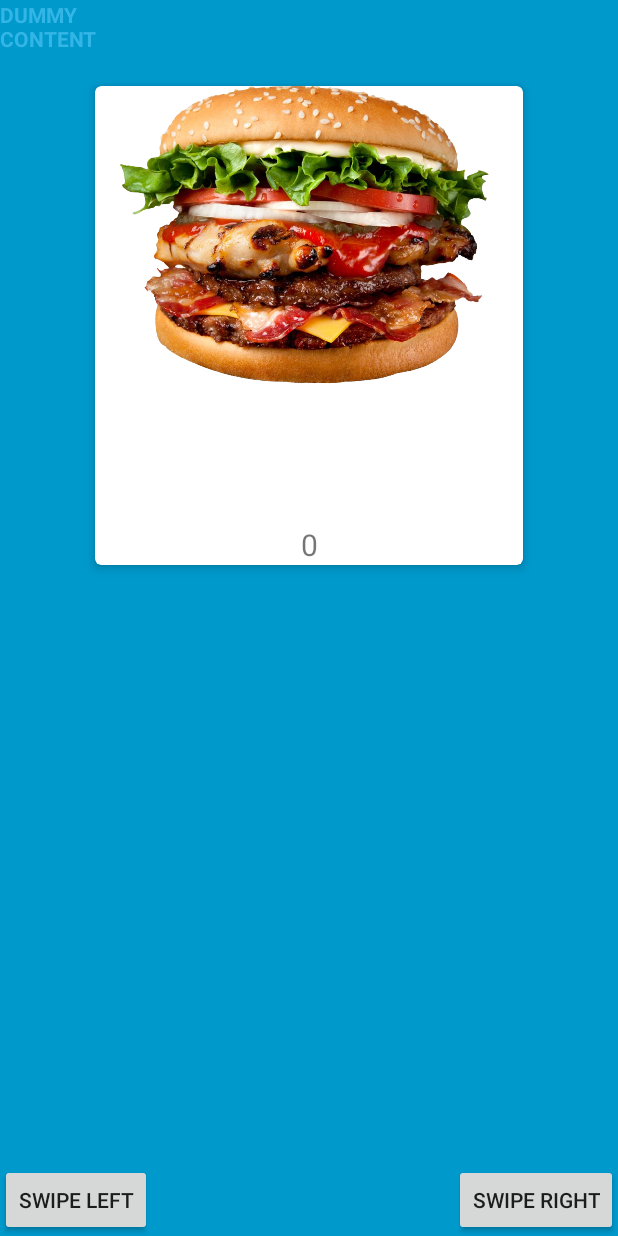
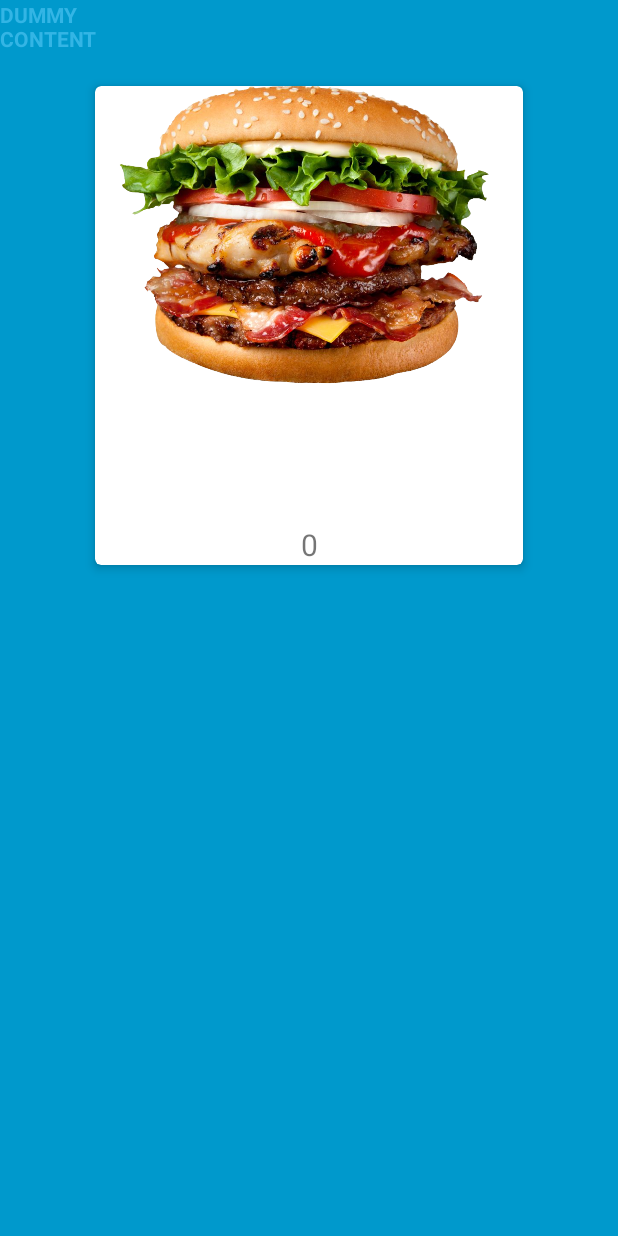
Before and after one commit to EduIbanez/ImaginProject, an Android app: the screen it shows after launch (FullscreenActivity), on a phone screen of 412 x 824 dp. Run offline under Robolectric (Android 15) with nearby library versions, the phone set to English and light mode, and no system bars; our stand-ins replace Picasso; plain views replace SwipeFrameLayout; 7 statements that could not run were skipped.

Commit message:
Changes in cards

```diff
--- a/app/src/main/java/eina/imagine/FullscreenActivity.java
+++ b/app/src/main/java/eina/imagine/FullscreenActivity.java
@@ -109,10 +109,6 @@ public class FullscreenActivity extends AppCompatActivity {
 
         testData = new ArrayList<>();
         testData.add("0");
-        testData.add("1");
-        testData.add("2");
-        testData.add("3");
-        testData.add("4");
 
         adapter = new SwipeAdapter(testData, this);
         if(cardStack != null){
@@ -121,12 +117,12 @@ public class FullscreenActivity extends AppCompatActivity {
         cardStack.setCallback(new SwipeDeck.SwipeDeckCallback() {
             @Override
             public void cardSwipedLeft(long positionInAdapter) {
-                Log.i("MainActivity", "card was swiped left, position in adapter: " + positionInAdapter);
+                Log.i("FullscreenActivity", "card was swiped left, position in adapter: " + positionInAdapter);
             }
 
             @Override
-            public void cardSwipedRight(long positoinInAdapter) {
-                Log.i("MainActivity", "card was swiped right, position in adapter: " + positoinInAdapter);
+            public void cardSwipedRight(long positionInAdapter) {
+                Log.i("FullscreenActivity", "card was swiped right, position in adapter: " + positionInAdapter);
 
             }
         });
@@ -140,6 +136,7 @@ public class FullscreenActivity extends AppCompatActivity {
             @Override
             public void onClick(View v) {
                 cardStack.swipeTopCardLeft(180);
+                adapter.addCard("Left");
             }
         });
         Button btn2 = (Button) findViewById(R.id.button2);
@@ -147,19 +144,9 @@ public class FullscreenActivity extends AppCompatActivity {
             @Override
             public void onClick(View v) {
                 cardStack.swipeTopCardRight(180);
+                adapter.addCard("Right");
             }
         });
-
-        Button btn3 = (Button) findViewById(R.id.button3);
-        btn3.setVisibility(View.INVISIBLE);
-        btn3.setOnClickListener(new View.OnClickListener() {
-            @Override
-            public void onClick(View v) {
-                testData.add("a sample string.");
-                adapter.notifyDataSetChanged();
-            }
-        });
-
 
         // Set up the user interaction to manually show or hide the system UI.
         /*mContentView.setOnClickListener(new View.OnClickListener() {
--- a/app/src/main/java/eina/imagine/SwipeAdapter.java
+++ b/app/src/main/java/eina/imagine/SwipeAdapter.java
@@ -63,4 +63,8 @@ public class SwipeAdapter extends BaseAdapter {
         });
         return v;
     }
+
+    public void addCard(String card) {
+        data.add(card);
+    }
 }
--- a/app/src/main/java/eina/imagine/SwipeDeck.java
+++ b/app/src/main/java/eina/imagine/SwipeDeck.java
@@ -42,9 +42,7 @@ public class SwipeDeck extends FrameLayout {
         super(context, attrs);
 
         TypedArray a = context.getTheme().obtainStyledAttributes(
-                attrs,
-                R.styleable.SwipeDeck2,
-                0, 0);
+                attrs, R.styleable.SwipeDeck2, 0, 0);
         NUMBER_OF_SIMULTANEOUS_CARDS = 1;
         OPACITY_END = a.getFloat(R.styleable.SwipeDeck2_opacity_end, 0.33f);
         ROTATION_DEGREES = a.getFloat(R.styleable.SwipeDeck2_rotation_degrees, 15f);
--- a/app/src/main/res/layout/activity_fullscreen.xml
+++ b/app/src/main/res/layout/activity_fullscreen.xml
@@ -33,25 +33,6 @@
             swipedeck:card_spacing="15dp"
             swipedeck:swipe_enabled="false"/>
 
-        <Button
-            android:id="@+id/button"
-            android:layout_width="wrap_content"
-            android:layout_height="wrap_content"
-            android:layout_gravity="bottom"
-            android:text="swipe left" />
-        <Button
-            android:id="@+id/button3"
-            android:layout_width="wrap_content"
-            android:layout_height="wrap_content"
-            android:layout_gravity="bottom|center"
-            android:text="add card" />
-        <Button
-            android:id="@+id/button2"
-            android:layout_width="wrap_content"
-            android:layout_height="wrap_content"
-            android:layout_gravity="bottom|right"
-            android:text="swipe right" />
-
     </com.daprlabs.aaron.swipedeck.layouts.SwipeFrameLayout>
     <TextView
         android:id="@+id/fullscreen_content"
@@ -82,12 +63,19 @@
             tools:ignore="UselessParent">
 
             <Button
-                android:id="@+id/dummy_button"
-                style="?metaButtonBarButtonStyle"
-                android:layout_width="0dp"
+                android:id="@+id/button"
+                android:layout_width="wrap_content"
                 android:layout_height="wrap_content"
+                android:layout_gravity="bottom"
                 android:layout_weight="1"
-                android:text="@string/dummy_button" />
+                android:text="swipe left" />
+            <Button
+                android:id="@+id/button2"
+                android:layout_width="wrap_content"
+                android:layout_height="wrap_content"
+                android:layout_gravity="bottom"
+                android:layout_weight="1"
+                android:text="swipe right" />
 
         </LinearLayout>
     </FrameLayout>
```
